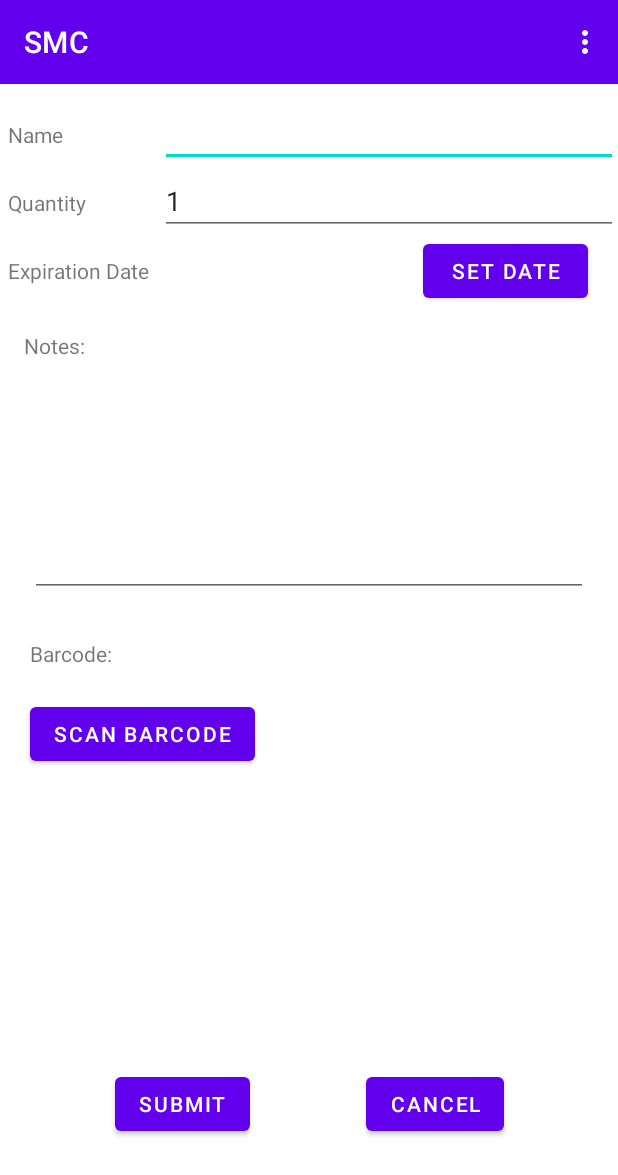
After one commit to miguelarhb/AI-20-21, an Android app: the AddMedicineActivity screen opened directly, with no data from a screen before it, on a phone screen of 412 x 824 dp. The commit adds this screen. Shown: the top 1175 px of the screen. Run offline under Robolectric (Android 15) with nearby library versions, the phone set to English and light mode, and no system bars; libraries missing offline, so code that uses them is left out: com.google.zxing.integration.

Commit message:
medicine list, add new medicine, barcode

```diff
--- a/SmartMedicationManager/app/build.gradle
+++ b/SmartMedicationManager/app/build.gradle
@@ -8,7 +8,7 @@ android {
 
     defaultConfig {
         applicationId "pt.ulisboa.tecnico.cmov.smartmedicationmanager"
-        minSdkVersion 16
+        minSdkVersion 24
         targetSdkVersion 30
         versionCode 1
         versionName "1.0"
@@ -30,6 +30,8 @@ android {
 
 dependencies {
 
+    implementation 'com.journeyapps:zxing-android-embedded:4.2.0'
+
     implementation 'androidx.appcompat:appcompat:1.2.0'
     implementation 'com.google.android.material:material:1.3.0'
     implementation 'androidx.constraintlayout:constraintlayout:2.0.4'
--- /dev/null
+++ b/SmartMedicationManager/app/src/main/java/pt/ulisboa/tecnico/cmov/smartmedicationmanager/AddMedicineActivity.java
@@ -0,0 +1,161 @@
+package pt.ulisboa.tecnico.cmov.smartmedicationmanager;
+
+import android.Manifest;
+import android.app.DatePickerDialog;
+import android.app.Dialog;
+import android.content.Intent;
+import android.content.pm.PackageManager;
+import android.os.Bundle;
+import android.widget.Button;
+import android.widget.DatePicker;
+import android.widget.EditText;
+import android.widget.TextView;
+import android.widget.Toast;
+
+import androidx.annotation.NonNull;
+import androidx.annotation.Nullable;
+import androidx.core.app.ActivityCompat;
+import androidx.core.content.ContextCompat;
+import androidx.fragment.app.DialogFragment;
+
+import com.google.zxing.integration.android.IntentIntegrator;
+import com.google.zxing.integration.android.IntentResult;
+
+import java.util.Calendar;
+import java.util.Date;
+
+import pt.ulisboa.tecnico.cmov.smartmedicationmanager.models.Medicine;
+
+
+public class AddMedicineActivity extends BaseActivity {
+    TextView barcodeTxt;
+    String barcode;
+    Medicine newMed;
+    public static TextView expDateTxt;
+    public static Date finalDate;
+
+    @Override
+    protected void onCreate(Bundle savedInstanceState) {
+        super.onCreate(savedInstanceState);
+        setContentView(R.layout.activity_add_medicine);
+        loadToolbar();
+
+        newMed = new Medicine();
+
+        EditText nameTxt = findViewById(R.id.addMedName);
+        EditText quantityTxt = findViewById(R.id.addMedQuantity);
+        expDateTxt = findViewById(R.id.addMedDateTxt);
+        Button getDateBt = findViewById(R.id.addMedDate);
+        EditText notesTxt = findViewById(R.id.addMedNotes);
+
+        barcodeTxt = findViewById(R.id.addMedBarcodeView);
+
+        Button barcodeScanBt = findViewById(R.id.addMedBarcodeBt);
+        Button submitBt = findViewById(R.id.addMedSubmit);
+        Button cancelBt = findViewById(R.id.addMedCancel);
+
+        quantityTxt.setText("1");
+
+        submitBt.setOnClickListener(v -> {
+            newMed.setName(nameTxt.getText().toString());
+            newMed.setQuantity(Integer.parseInt(quantityTxt.getText().toString()));
+            newMed.setExpirationDate(finalDate);
+            newMed.setNotes(notesTxt.getText().toString());
+            gd.getCurrentUser().addMedicine(newMed);
+            this.finish();
+
+        });
+
+        getDateBt.setOnClickListener(v -> {
+            DialogFragment newFragment = new DatePickerFragment();
+            newFragment.show(getSupportFragmentManager(), "datePicker");
+
+        });
+
+        cancelBt.setOnClickListener(v -> this.finish());
+
+        barcodeScanBt.setOnClickListener(v -> {
+            if (ContextCompat.checkSelfPermission(AddMedicineActivity.this, Manifest.permission.CAMERA)
+                    == PackageManager.PERMISSION_DENIED) {
+
+                // Requesting the permission
+                ActivityCompat.requestPermissions(AddMedicineActivity.this,
+                        new String[]{Manifest.permission.CAMERA},
+                        CAMERA_PERMISSION_CODE);
+            } else {
+                new IntentIntegrator(this).initiateScan();
+            }
+        });
+
+
+    }
+
+    @Override
+    public void onRequestPermissionsResult(int requestCode,
+                                           @NonNull String[] permissions,
+                                           @NonNull int[] grantResults) {
+        super
+                .onRequestPermissionsResult(requestCode,
+                        permissions,
+                        grantResults);
+
+        if (requestCode == CAMERA_PERMISSION_CODE) {
+            if (grantResults.length > 0
+                    && grantResults[0] == PackageManager.PERMISSION_GRANTED) {
+                new IntentIntegrator(this).initiateScan();
+            } else {
+                Toast.makeText(AddMedicineActivity.this,
+                        "Camera Permission Denied",
+                        Toast.LENGTH_SHORT)
+                        .show();
+            }
+        }
+    }
+
+    @Override
+    protected void onActivityResult(int requestCode, int resultCode, @Nullable Intent data) {
+        IntentResult result = IntentIntegrator.parseActivityResult(requestCode, resultCode, data);
+        if (result != null) {
+            if (result.getContents() == null) {
+                Toast.makeText(this, "Cancelled", Toast.LENGTH_LONG).show();
+            } else {
+                makeToast("Barcode Scanned successfully");
+                barcode = result.getContents();
+
+                barcodeTxt.setText("Barcode: " + barcode);
+
+                newMed.setBarcode(barcode);
+
+            }
+        } else {
+            super.onActivityResult(requestCode, resultCode, data);
+        }
+    }
+
+    public static class DatePickerFragment extends DialogFragment
+            implements DatePickerDialog.OnDateSetListener {
+
+        @Override
+        public Dialog onCreateDialog(Bundle savedInstanceState) {
+            // Use the current date as the default date in the picker
+            final Calendar c = Calendar.getInstance();
+            int year = c.get(Calendar.YEAR);
+            int month = c.get(Calendar.MONTH);
+            int day = c.get(Calendar.DAY_OF_MONTH);
+
+            // Create a new instance of DatePickerDialog and return it
+            return new DatePickerDialog(getActivity(), this, year, month, day);
+        }
+
+        public void onDateSet(DatePicker view, int year, int month, int day) {
+            // Do something with the date chosen by the user
+            Calendar calendar = Calendar.getInstance();
+            calendar.set(year, month, day);
+            Date x = calendar.getTime();
+            expDateTxt.setText(x.toString());
+            finalDate=x;
+        }
+    }
+
+
+}
--- a/SmartMedicationManager/app/src/main/java/pt/ulisboa/tecnico/cmov/smartmedicationmanager/BaseActivity.java
+++ b/SmartMedicationManager/app/src/main/java/pt/ulisboa/tecnico/cmov/smartmedicationmanager/BaseActivity.java
@@ -29,6 +29,7 @@ public class BaseActivity extends AppCompatActivity {
     Toolbar toolbar;
 
     static String SHARED_PREFERENCES_FILE = "smcprefs";
+    static int CAMERA_PERMISSION_CODE=100;
 
     public int menu_layout = R.menu.mainmenu_patient;
 
@@ -74,6 +75,10 @@ public class BaseActivity extends AppCompatActivity {
         if (gd.getCurrentUser()==null){
             gd.setCurrentUser(new User("Paulo"));
         }
+        if (gd.getCurrentUser().getPatients().size()==0){
+            gd.getCurrentUser().addPatient(new User("someone"));
+            gd.setActivePatient(gd.getCurrentUser().getPatients().get(0));
+        }
 
         toolbar = findViewById(R.id.toolbar);
         setSupportActionBar(toolbar);
@@ -91,8 +96,8 @@ public class BaseActivity extends AppCompatActivity {
             invalidateOptionsMenu();
         }
     }
-    public void makeToast(String s){
-        Toast.makeText(this, s, Toast.LENGTH_SHORT).show();
+    public void makeToast(Object s){
+        Toast.makeText(this, String.valueOf(s), Toast.LENGTH_SHORT).show();
     }
 
     public void logThis(Object s){
--- a/SmartMedicationManager/app/src/main/java/pt/ulisboa/tecnico/cmov/smartmedicationmanager/MainActivity.java
+++ b/SmartMedicationManager/app/src/main/java/pt/ulisboa/tecnico/cmov/smartmedicationmanager/MainActivity.java
@@ -1,5 +1,6 @@
 package pt.ulisboa.tecnico.cmov.smartmedicationmanager;
 
+import android.content.Intent;
 import android.os.Bundle;
 import android.widget.ImageButton;
 import android.widget.TextView;
@@ -9,6 +10,7 @@ import pt.ulisboa.tecnico.cmov.smartmedicationmanager.models.User;
 
 public class MainActivity extends BaseActivity {
     int activityLayout;
+    Intent intent;
 
     @Override
     protected void onCreate(Bundle savedInstanceState) {
@@ -63,7 +65,8 @@ public class MainActivity extends BaseActivity {
                 historyBt.setEnabled(false);
             }
             medicineBt.setOnClickListener(v -> {
-                makeToast("Medicine");
+                intent = new Intent(this, MedicineListActivity.class);
+                startActivity(intent);
 
             });
             scheduleBt.setOnClickListener(v -> {
--- a/SmartMedicationManager/app/src/main/java/pt/ulisboa/tecnico/cmov/smartmedicationmanager/models/Medicine.java
+++ b/SmartMedicationManager/app/src/main/java/pt/ulisboa/tecnico/cmov/smartmedicationmanager/models/Medicine.java
@@ -17,6 +17,9 @@ public class Medicine {
     public Medicine(String name, int quantity) {
         this.name = name;
         this.quantity = quantity;
+    }
+
+    public Medicine() {
     }
 
     public String getName() {
--- /dev/null
+++ b/SmartMedicationManager/app/src/main/res/layout/activity_add_medicine.xml
@@ -0,0 +1,179 @@
+<?xml version="1.0" encoding="utf-8"?>
+<LinearLayout xmlns:android="http://schemas.android.com/apk/res/android"
+    xmlns:app="http://schemas.android.com/apk/res-auto"
+    xmlns:tools="http://schemas.android.com/tools"
+    android:layout_width="match_parent"
+    android:layout_height="match_parent"
+    tools:context=".AddMedicineActivity"
+    android:orientation="vertical">
+
+    <include
+        android:id="@+id/include"
+        layout="@layout/toolbar"
+        android:layout_width="match_parent"
+        android:layout_height="wrap_content"/>
+
+    <LinearLayout
+        android:layout_width="match_parent"
+        android:layout_height="wrap_content"
+        android:orientation="horizontal"
+        android:layout_marginLeft="5dp"
+        android:layout_marginTop="10dp">
+
+        <TextView
+            android:layout_width="0dp"
+            android:layout_height="wrap_content"
+            android:layout_weight="0.25"
+            android:text="Name" />
+
+        <EditText
+            android:id="@+id/addMedName"
+            android:layout_width="0dp"
+            android:layout_height="wrap_content"
+            android:layout_weight="0.75"
+            android:inputType="text" />
+    </LinearLayout>
+
+    <LinearLayout
+        android:layout_width="match_parent"
+        android:layout_height="wrap_content"
+        android:orientation="horizontal"
+        android:layout_marginLeft="5dp"
+        android:layout_marginStart="5dp">
+
+        <TextView
+            android:layout_width="0dp"
+            android:layout_height="wrap_content"
+            android:layout_weight="0.25"
+            android:text="Quantity" />
+
+        <EditText
+            android:id="@+id/addMedQuantity"
+            android:layout_width="0dp"
+            android:layout_height="wrap_content"
+            android:layout_weight="0.75"
+            android:inputType="number" />
+    </LinearLayout>
+
+    <LinearLayout
+        android:layout_width="match_parent"
+        android:layout_height="wrap_content"
+        android:orientation="horizontal"
+        android:layout_marginLeft="5dp"
+        android:layout_marginStart="5dp">
+
+        <TextView
+            android:id="@+id/addMedDateTxt"
+            android:layout_width="0dp"
+            android:layout_height="wrap_content"
+            android:layout_weight="0.7"
+            android:text="Expiration Date" />
+
+        <Button
+            android:id="@+id/addMedDate"
+            android:layout_marginLeft="20dp"
+            android:layout_marginRight="20dp"
+            android:layout_width="0dp"
+            android:layout_height="wrap_content"
+            android:ems="10"
+            android:text="Set date"
+            android:layout_weight="0.3" />
+    </LinearLayout>
+
+    <androidx.constraintlayout.widget.ConstraintLayout
+        android:layout_width="match_parent"
+        android:layout_height="match_parent">
+
+        <TextView
+            android:id="@+id/tvnotes"
+            android:layout_width="wrap_content"
+            android:layout_height="wrap_content"
+            android:layout_alignParentStart="true"
+            android:layout_alignParentLeft="true"
+            android:layout_alignParentTop="true"
+            android:layout_marginStart="16dp"
+            android:layout_marginLeft="16dp"
+            android:layout_marginTop="16dp"
+            android:text="Notes: "
+            app:layout_constraintStart_toStartOf="parent"
+            app:layout_constraintTop_toTopOf="parent" />
+
+        <EditText
+            android:id="@+id/addMedNotes"
+            android:layout_width="match_parent"
+            android:layout_height="150dp"
+            android:layout_marginTop="8dp"
+            android:gravity="top"
+            android:layout_marginLeft="20dp"
+            android:layout_marginRight="20dp"
+            android:inputType="text|textMultiLine"
+            app:layout_constraintStart_toStartOf="parent"
+            app:layout_constraintTop_toBottomOf="@+id/tvnotes" />
+
+        <TextView
+            android:id="@+id/addMedBarcodeView"
+            android:layout_width="wrap_content"
+            android:layout_height="wrap_content"
+            android:layout_alignParentStart="true"
+            android:layout_alignParentLeft="true"
+            android:layout_alignParentTop="true"
+            android:layout_marginStart="20dp"
+            android:layout_marginLeft="20dp"
+            android:layout_marginTop="28dp"
+            android:text="Barcode: "
+            app:layout_constraintStart_toStartOf="parent"
+            app:layout_constraintTop_toBottomOf="@+id/addMedNotes" />
+
+        <Button
+            android:id="@+id/addMedBarcodeBt"
+            android:layout_width="wrap_content"
+            android:layout_height="wrap_content"
+            android:layout_below="@+id/addMedBarcodeView"
+            android:layout_alignParentStart="true"
+            android:layout_alignParentLeft="true"
+            android:layout_marginStart="20dp"
+            android:layout_marginLeft="20dp"
+            android:layout_marginTop="20dp"
+            android:text="SCAN BARCODE"
+            app:layout_constraintStart_toStartOf="parent"
+            app:layout_constraintTop_toBottomOf="@+id/addMedBarcodeView" />
+
+        <Button
+            android:id="@+id/addMedSubmit"
+            android:layout_width="wrap_content"
+            android:layout_height="wrap_content"
+            android:layout_alignParentStart="true"
+            android:layout_alignParentLeft="true"
+            android:layout_alignParentBottom="true"
+            android:layout_marginStart="76dp"
+            android:layout_marginLeft="76dp"
+            android:layout_marginBottom="64dp"
+            android:text="Submit"
+            app:layout_constraintBottom_toBottomOf="parent"
+            app:layout_constraintEnd_toStartOf="@+id/addMedCancel"
+            app:layout_constraintHorizontal_bias="0.012"
+            app:layout_constraintStart_toStartOf="parent" />
+
+        <Button
+            android:id="@+id/addMedCancel"
+            android:layout_width="wrap_content"
+            android:layout_height="wrap_content"
+            android:layout_alignParentEnd="true"
+            android:layout_alignParentRight="true"
+            android:layout_alignParentBottom="true"
+            android:layout_marginEnd="76dp"
+            android:layout_marginRight="76dp"
+            android:layout_marginBottom="64dp"
+            android:text="Cancel"
+            app:layout_constraintBottom_toBottomOf="parent"
+            app:layout_constraintEnd_toEndOf="parent" />
+
+    </androidx.constraintlayout.widget.ConstraintLayout>
+
+
+
+
+
+
+
+</LinearLayout>
--- a/SmartMedicationManager/app/src/main/res/layout/activity_manage_patients.xml
+++ b/SmartMedicationManager/app/src/main/res/layout/activity_manage_patients.xml
@@ -22,7 +22,8 @@
         android:layout_alignParentLeft="true"
         android:layout_marginStart="0dp"
         android:layout_marginLeft="0dp"
-        android:layout_marginBottom="20dp" />
+        android:layout_marginBottom="20dp"
+        tools:listitem="@layout/patient_list_item"/>
 
     <Button
         android:id="@+id/btAddPatActiv"
```
Also changed, not shown: SmartMedicationManager/app/src/main/AndroidManifest.xml (+5 -4 lines), SmartMedicationManager/app/src/main/java/pt/ulisboa/tecnico/cmov/smartmedicationmanager/MedicineListActivity.java (added, +68 -0 lines), SmartMedicationManager/app/src/main/java/pt/ulisboa/tecnico/cmov/smartmedicationmanager/helperClasses/MedicineAdapter.java (added, +84 -0 lines), SmartMedicationManager/app/src/main/res/layout/activity_medicine_list.xml (added, +41 -0 lines), SmartMedicationManager/app/src/main/res/layout/medicine_list_item.xml (added, +81 -0 lines).
